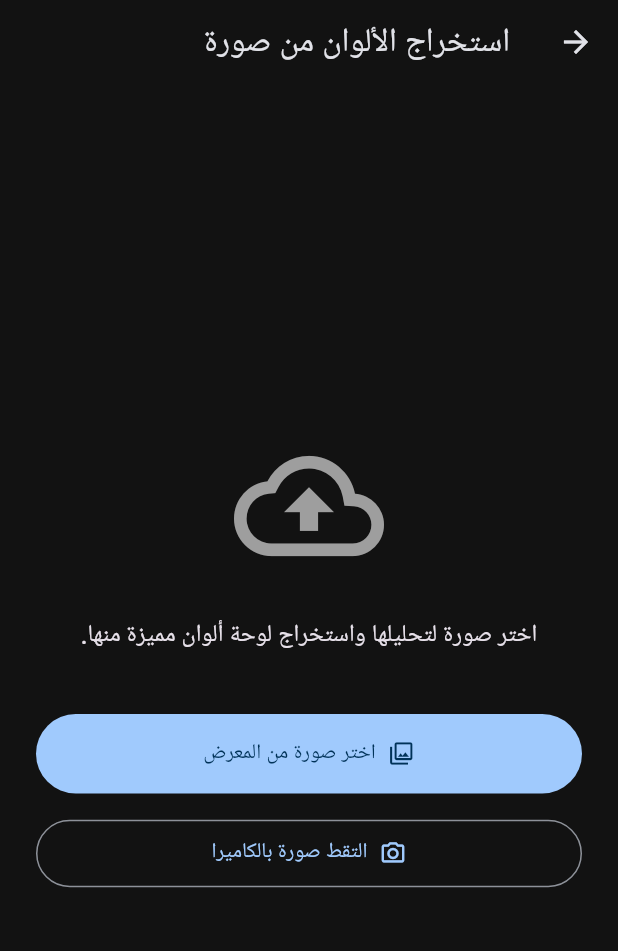
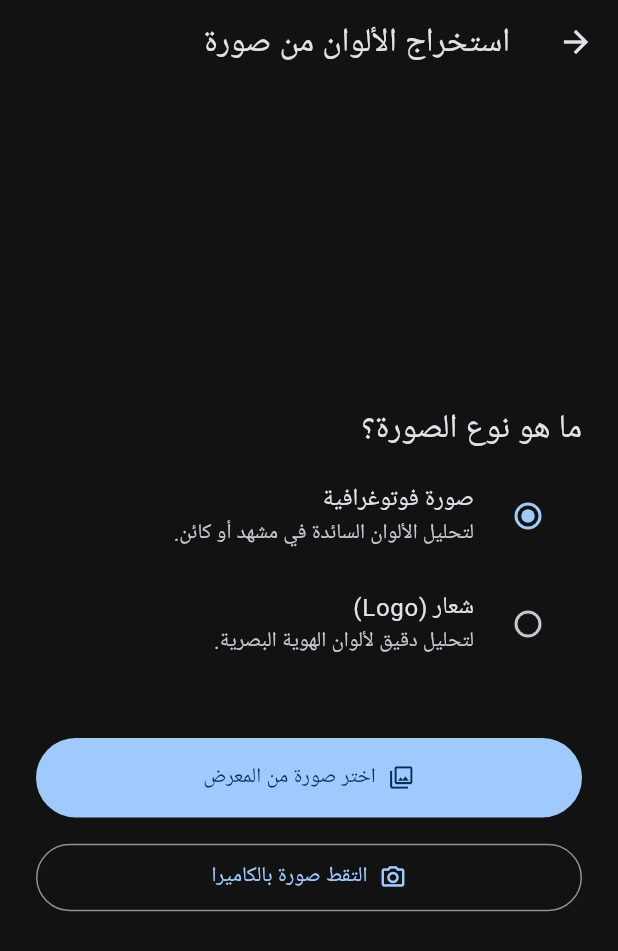
Before and after one commit to AnmarSammour/Flutter-projects, a Flutter app: the UploadScreen screen opened directly, on a phone screen of 412 x 824 dp. Shown: the top 951 px of the screen. Run offline on Flutter 3.47's test engine with Material 3 defaults, Android fonts, the phone set to English and light mode, and no system bars; our stand-ins replace flutter_colorpicker, flutter_riverpod, google_generative_ai, hive, hive_flutter, image_picker; accounts and stored records are empty; network calls fail.

Commit message:
feat: Add logo critique to image analysis

```diff
--- a/ai_palette_generator/lib/controllers/palette_generator_controller.dart
+++ b/ai_palette_generator/lib/controllers/palette_generator_controller.dart
@@ -2,7 +2,7 @@ import 'dart:convert';
 import 'package:flutter/material.dart';
 import 'package:flutter_riverpod/flutter_riverpod.dart';
 import 'package:http/http.dart'
-    as http; // هذه المكتبة لا تزال مستخدمة للتوليد العشوائي ومن لون أساسي
+    as http;
 import 'package:ai_palette_generator/models/color_palette.dart';
 import 'package:ai_palette_generator/models/industry_type.dart';
 import 'package:ai_palette_generator/services/industry_palette_service.dart';
--- a/ai_palette_generator/lib/localization/app_local.dart
+++ b/ai_palette_generator/lib/localization/app_local.dart
@@ -84,6 +84,16 @@ class AppLocal {
     'alignLinearTopBottom': 'خطي (من الأعلى للأسفل)',
     'alignLinearTopLeftBottomRight': 'خطي (مائل من الأعلى يسار)',
     'alignLinearBottomLeftTopRight': 'خطي (مائل من الأسفل يسار)',
+    'imageTypeTitle': 'ما هو نوع الصورة؟',
+    'imageTypePhoto': 'صورة فوتوغرافية',
+    'imageTypePhotoDesc': 'لتحليل الألوان السائدة في مشهد أو كائن.',
+    'imageTypeLogo': 'شعار (Logo)',
+    'imageTypeLogoDesc': 'لتحليل دقيق لألوان الهوية البصرية.',
+    'logoContextLabel': 'صف استخدام الشعار (اختياري)',
+    'logoContextHint': 'مثال: تطبيق بنكي، متجر إلكتروني...',
+    'startOver': 'البدء من جديد',
+    'logoCritiqueTitle': 'تقييم الشعار',
+    'colorAnalysisTitle': 'تحليل الألوان',
   };
 
   // --- ENGLISH ---
@@ -163,6 +173,16 @@ class AppLocal {
     'alignLinearTopBottom': 'Linear (Top to Bottom)',
     'alignLinearTopLeftBottomRight': 'Linear (Top-Left to Bottom-Right)',
     'alignLinearBottomLeftTopRight': 'Linear (Bottom-Left to Top-Right)',
+    'imageTypeTitle': 'What is the image type?',
+    'imageTypePhoto': 'Photograph',
+    'imageTypePhotoDesc': 'To analyze dominant colors in a scene or object.',
+    'imageTypeLogo': 'Logo',
+    'imageTypeLogoDesc': 'For precise analysis of brand identity colors.',
+    'logoContextLabel': 'Describe the logo\'s use (optional)',
+    'logoContextHint': 'e.g., banking app, e-commerce store...',
+    'startOver': 'Start Over',
+    'logoCritiqueTitle': 'Logo Critique',
+    'colorAnalysisTitle': 'Color Analysis',
   };
 
   static final Map<String, Map<String, String>> _localizedValues = {
@@ -310,6 +330,25 @@ class AppLocal {
       _localizedValues[locale.languageCode]!['alignLinearTopLeftBottomRight']!;
   String get alignLinearBottomLeftTopRight =>
       _localizedValues[locale.languageCode]!['alignLinearBottomLeftTopRight']!;
+  String get imageTypeTitle =>
+      _localizedValues[locale.languageCode]!['imageTypeTitle']!;
+  String get imageTypePhoto =>
+      _localizedValues[locale.languageCode]!['imageTypePhoto']!;
+  String get imageTypePhotoDesc =>
+      _localizedValues[locale.languageCode]!['imageTypePhotoDesc']!;
+  String get imageTypeLogo =>
+      _localizedValues[locale.languageCode]!['imageTypeLogo']!;
+  String get imageTypeLogoDesc =>
+      _localizedValues[locale.languageCode]!['imageTypeLogoDesc']!;
+  String get logoContextLabel =>
+      _localizedValues[locale.languageCode]!['logoContextLabel']!;
+  String get logoContextHint =>
+      _localizedValues[locale.languageCode]!['logoContextHint']!;
+  String get startOver => _localizedValues[locale.languageCode]!['startOver']!;
+  String get logoCritiqueTitle =>
+      _localizedValues[locale.languageCode]!['logoCritiqueTitle']!;
+  String get colorAnalysisTitle =>
+      _localizedValues[locale.languageCode]!['colorAnalysisTitle']!;
 }
 
 // Delegate class
--- a/ai_palette_generator/lib/models/color_adapter.dart
+++ b/ai_palette_generator/lib/models/color_adapter.dart
@@ -13,7 +13,6 @@ class ColorAdapter extends TypeAdapter<Color> {
 
   @override
   void write(BinaryWriter writer, Color obj) {
-    // اكتب القيمة الرقمية للون
     writer.writeInt(obj.value);
   }
 }
--- a/ai_palette_generator/lib/services/ai_palette_service.dart
+++ b/ai_palette_generator/lib/services/ai_palette_service.dart
@@ -4,15 +4,32 @@ import 'package:flutter/material.dart';
 import 'package:google_generative_ai/google_generative_ai.dart';
 import 'api_secrets.dart';
 
+class ColorAnalysis {
+  final String hex;
+  final Color color;
+  final String name;
+  final String usageSuggestion;
+  final List<Color> shades;
+
+  ColorAnalysis({
+    required this.hex,
+    required this.color,
+    required this.name,
+    required this.usageSuggestion,
+    required this.shades,
+  });
+}
+
 class ImageAnalysisResult {
-  final List<Color> palette;
-  final String analysis;
+  final List<ColorAnalysis> palette;
+  final String? logoCritique;
 
-  ImageAnalysisResult({required this.palette, required this.analysis});
+  ImageAnalysisResult({required this.palette, this.logoCritique});
 }
 
 class AiPaletteService {
   final GenerativeModel _textModel;
+
   final GenerativeModel _visionModel;
 
   AiPaletteService()
@@ -23,6 +40,9 @@ class AiPaletteService {
       _visionModel = GenerativeModel(
         model: 'gemini-1.5-flash',
         apiKey: geminiApiKey,
+        generationConfig: GenerationConfig(
+          maxOutputTokens: 4096,
+        ),
       );
 
   Color _hexToColor(String hex) {
@@ -74,24 +94,47 @@ class AiPaletteService {
     );
   }
 
-  Future<ImageAnalysisResult> getPaletteFromImage(
-    Uint8List imageBytes, {
+  Future<ImageAnalysisResult> getPaletteFromImage({
+    required Uint8List imageBytes,
     required String languageCode,
+    required String imageType,
+    String? contextDescription,
   }) async {
     final String languageName = languageCode == 'ar' ? 'Arabic' : 'English';
 
+    final String logoCritiquePrompt = imageType == 'logo'
+        ? '''
+      "logoCritique": {
+        "isSuitable": A boolean (true/false) indicating if the image is a good logo.
+        "critique": A short, constructive paragraph in **$languageName** that critiques the logo. If it's good, explain why. If it's not (e.g., too complex, poor colors), explain why and provide specific, actionable suggestions for improvement.
+      },
+    '''
+        : '';
+
     final prompt = TextPart('''
-      Analyze this image as an expert UI/UX designer. Your task is to generate a harmonious 5-color palette suitable for a mobile app, based on the image's content, mood, and subject.
+      Analyze this image as an expert brand identity designer and color theorist.
+      The user has specified this image is a: **$imageType**.
+      ${contextDescription != null && contextDescription.isNotEmpty ? "User context: '$contextDescription'." : ""}
 
-      Your response MUST be a single, valid JSON object with two keys:
-      1. "palette": An array of exactly 5 strings, where each string is a hex color code.
-      2. "analysis": A short, one-paragraph string written in **$languageName** explaining why you chose these colors and how they can be used (e.g., for primary buttons, background, text).
+      Your response MUST be a single, valid JSON object with the following structure:
+      {
+        $logoCritiquePrompt
+        "palette": [
+          // An array of color analysis objects
+        ]
+      }
 
-      Example response if the language is English:
+      For the "palette" array, extract the **actual, dominant colors** from the image. For each color, create an object with this structure:
       {
-        "palette": ["#1A2B3C", "#D4E5F6", "#FFC107", "#607D8B", "#FFFFFF"],
-        "analysis": "This palette was chosen to reflect the professional atmosphere in the image. The dark blue is ideal as a primary color for buttons, while white provides a clean background. The yellow acts as an accent to draw attention."
+        "hex": The hex color code string.
+        "name": A short, descriptive name for the color in **$languageName**.
+        "usageSuggestion": A concise, one-sentence suggestion in **$languageName** on how this color could be used in an app UI, considering the user's context if provided.
+        "shades": An array of exactly 3 hex strings: a darker shade, the original color, and a lighter tint.
       }
+
+      - **Crucially, if the image type is 'logo'**: Your `logoCritique` must be honest and professional. Assess its simplicity, memorability, and color harmony.
+      - Do NOT invent colors. Extract only what is present.
+      - The entire response must be valid JSON. Do not include any extra text or markdown.
     ''');
 
     final imagePart = DataPart('image/jpeg', imageBytes);
@@ -111,16 +154,35 @@ class AiPaletteService {
           cleanedJsonString,
         );
 
-        final List<dynamic> hexCodes = jsonResponse['palette'];
-        final String analysisText = jsonResponse['analysis'];
+        String? critiqueText;
+        if (jsonResponse.containsKey('logoCritique')) {
+          critiqueText = jsonResponse['logoCritique']['critique'];
+        }
 
-        final colors = hexCodes
-            .map((hex) => _hexToColor(hex.toString()))
-            .toList();
+        final List<dynamic> paletteData = jsonResponse['palette'];
+        final List<ColorAnalysis> analyzedPalette = paletteData.map((
+          colorData,
+        ) {
+          final List<Color> colorShades = (colorData['shades'] as List)
+              .map((hex) => _hexToColor(hex.toString()))
+              .toList();
 
-        return ImageAnalysisResult(palette: colors, analysis: analysisText);
-      } catch (e) {
+          return ColorAnalysis(
+            hex: colorData['hex'],
+            color: _hexToColor(colorData['hex']),
+            name: colorData['name'],
+            usageSuggestion: colorData['usageSuggestion'],
+            shades: colorShades,
+          );
+        }).toList();
+
+        return ImageAnalysisResult(
+          palette: analyzedPalette,
+          logoCritique: critiqueText,
+        );
+      } catch (e, s) {
         debugPrint('Error parsing Gemini vision response: $e');
+        debugPrint('Stacktrace: $s');
         throw Exception('Failed to parse AI response from image.');
       }
     }
--- a/ai_palette_generator/lib/views/screens/favorites_screen.dart
+++ b/ai_palette_generator/lib/views/screens/favorites_screen.dart
@@ -35,10 +35,9 @@ class FavoritesScreen extends ConsumerWidget {
     return Scaffold(
       appBar: AppBar(
         title: Text(l10n.navFavorites),
-        // ...
       ),
       body: allFavorites.isEmpty
-          ? Center(/* ... واجهة المستخدم الفارغة ... */)
+          ? Center()
           : ListView.builder(
               padding: const EdgeInsets.all(16.0),
               itemCount: allFavorites.length,
--- a/ai_palette_generator/lib/views/screens/upload_screen.dart
+++ b/ai_palette_generator/lib/views/screens/upload_screen.dart
@@ -6,19 +6,25 @@ import 'package:ai_palette_generator/localization/app_local.dart';
 import 'package:ai_palette_generator/services/ai_palette_service.dart';
 import 'package:ai_palette_generator/views/widgets/color_strip.dart';
 
+final _imageUploadStateProvider =
+    StateProvider<({String imageType, String description})>(
+      (ref) => (imageType: 'photo', description: ''),
+    );
+
 final imagePaletteProvider = StateNotifierProvider.autoDispose
     .family<ImagePaletteNotifier, AsyncValue<ImageAnalysisResult?>, String>((
       ref,
-      languageCode,
+      lang,
     ) {
-      return ImagePaletteNotifier(languageCode: languageCode);
+      return ImagePaletteNotifier(ref: ref, languageCode: lang);
     });
 
 class ImagePaletteNotifier
     extends StateNotifier<AsyncValue<ImageAnalysisResult?>> {
   final String languageCode;
+  final Ref ref;
 
-  ImagePaletteNotifier({required this.languageCode})
+  ImagePaletteNotifier({required this.ref, required this.languageCode})
     : super(const AsyncValue.data(null));
 
   final ImagePicker _picker = ImagePicker();
@@ -34,9 +40,12 @@ class ImagePaletteNotifier
       );
       if (imageFile != null) {
         final Uint8List imageBytes = await imageFile.readAsBytes();
+        final uploadState = ref.read(_imageUploadStateProvider);
         final ImageAnalysisResult result = await _aiService.getPaletteFromImage(
-          imageBytes,
+          imageBytes: imageBytes,
           languageCode: languageCode,
+          imageType: uploadState.imageType,
+          contextDescription: uploadState.description,
         );
         state = AsyncValue.data(result);
       } else {
@@ -62,6 +71,24 @@ class UploadScreen extends ConsumerWidget {
         title: Text(l10n.uploadScreenTitle),
         backgroundColor: Theme.of(context).scaffoldBackgroundColor,
         elevation: 0,
+        actions: [
+          paletteState.maybeWhen(
+            data: (d) => d != null
+                ? IconButton(
+                    icon: const Icon(Icons.refresh),
+                    tooltip: l10n.startOver,
+                    onPressed: () {
+                      ref.invalidate(imagePaletteProvider(currentLocale));
+                      ref.read(_imageUploadStateProvider.notifier).state = (
+                        imageType: 'photo',
+                        description: '',
+                      );
+                    },
+                  )
+                : const SizedBox.shrink(),
+            orElse: () => const SizedBox.shrink(),
+          ),
+        ],
       ),
       body: Center(
         child: paletteState.when(
@@ -89,6 +116,7 @@ class UploadScreen extends ConsumerWidget {
                 Text(
                   l10n.uploadError,
                   style: Theme.of(context).textTheme.titleLarge,
+                  textAlign: TextAlign.center,
                 ),
                 const SizedBox(height: 8),
                 Text(err.toString(), textAlign: TextAlign.center),
@@ -106,23 +134,50 @@ class UploadScreen extends ConsumerWidget {
     String languageCode,
   ) {
     final l10n = AppLocal.of(context);
-    return Padding(
+    final uploadState = ref.watch(_imageUploadStateProvider);
+
+    return SingleChildScrollView(
       padding: const EdgeInsets.all(24.0),
       child: Column(
         mainAxisAlignment: MainAxisAlignment.center,
         crossAxisAlignment: CrossAxisAlignment.stretch,
         children: [
-          const Icon(
-            Icons.cloud_upload_outlined,
-            size: 100,
-            color: Colors.grey,
+          Text(
+            l10n.imageTypeTitle,
+            style: Theme.of(context).textTheme.titleLarge,
           ),
-          const SizedBox(height: 24),
-          Text(
-            l10n.uploadInstructions,
-            style: Theme.of(context).textTheme.titleMedium,
-            textAlign: TextAlign.center,
+          const SizedBox(height: 8),
+          RadioListTile<String>(
+            title: Text(l10n.imageTypePhoto),
+            subtitle: Text(l10n.imageTypePhotoDesc),
+            value: 'photo',
+            groupValue: uploadState.imageType,
+            onChanged: (v) => ref
+                .read(_imageUploadStateProvider.notifier)
+                .update((s) => (imageType: v!, description: s.description)),
           ),
+          RadioListTile<String>(
+            title: Text(l10n.imageTypeLogo),
+            subtitle: Text(l10n.imageTypeLogoDesc),
+            value: 'logo',
+            groupValue: uploadState.imageType,
+            onChanged: (v) => ref
+                .read(_imageUploadStateProvider.notifier)
+                .update((s) => (imageType: v!, description: s.description)),
+          ),
+          if (uploadState.imageType == 'logo') ...[
+            const SizedBox(height: 16),
+            TextField(
+              onChanged: (v) => ref
+                  .read(_imageUploadStateProvider.notifier)
+                  .update((s) => (imageType: s.imageType, description: v)),
+              decoration: InputDecoration(
+                labelText: l10n.logoContextLabel,
+                hintText: l10n.logoContextHint,
+                border: const OutlineInputBorder(),
+              ),
+            ),
+          ],
           const SizedBox(height: 40),
           FilledButton.icon(
             icon: const Icon(Icons.photo_library_outlined),
@@ -152,81 +207,72 @@ class UploadScreen extends ConsumerWidget {
 
   Widget _buildResultUI(BuildContext context, ImageAnalysisResult result) {
     final l10n = AppLocal.of(context);
-    final colors = result.palette;
+    final theme = Theme.of(context);
 
-    final extractedColorsWidget = Column(
+    return ListView(
+      padding: const EdgeInsets.all(16.0),
+      children: [
+        if (result.logoCritique != null) ...[
+          Text(l10n.logoCritiqueTitle, style: theme.textTheme.headlineSmall),
+          const SizedBox(height: 8),
+          Container(
+            padding: const EdgeInsets.all(16.0),
+            decoration: BoxDecoration(
+              color: theme.cardColor,
+              borderRadius: BorderRadius.circular(12),
+              border: Border.all(color: Colors.blueAccent.withOpacity(0.5)),
+            ),
+            child: Text(
+              result.logoCritique!,
+              style: theme.textTheme.bodyLarge?.copyWith(height: 1.6),
+            ),
+          ),
+          const SizedBox(height: 32),
+        ],
+
+        Text(l10n.colorAnalysisTitle, style: theme.textTheme.headlineSmall),
+        const SizedBox(height: 16),
+        ListView.separated(
+          shrinkWrap: true,
+          physics:
+              const NeverScrollableScrollPhysics(),
+          itemCount: result.palette.length,
+          separatorBuilder: (context, index) => const Divider(height: 32),
+          itemBuilder: (context, index) {
+            final analysis = result.palette[index];
+            return Column(
               crossAxisAlignment: CrossAxisAlignment.start,
               children: [
                 Text(
-          l10n.extractedColors,
-          style: Theme.of(context).textTheme.titleLarge,
+                  '${analysis.name} (${analysis.hex})',
+                  style: theme.textTheme.titleLarge,
                 ),
-        const SizedBox(height: 12),
+                const SizedBox(height: 8),
+                Text(
+                  analysis.usageSuggestion,
+                  style: theme.textTheme.bodyLarge?.copyWith(
+                    color: Colors.white70,
+                  ),
+                ),
+                const SizedBox(height: 16),
                 ClipRRect(
-          borderRadius: BorderRadius.circular(12.0),
-          child: Column(
-            mainAxisSize: MainAxisSize.min,
-            children: [
-              for (var color in colors)
-                SizedBox(height: 60, child: ColorStrip(color: color)),
-            ],
+                  borderRadius: BorderRadius.circular(8),
+                  child: Row(
+                    children: analysis.shades.map((color) {
+                      return Expanded(
+                        child: SizedBox(
+                          height: 60,
+                          child: ColorStrip(color: color),
+                        ),
+                      );
+                    }).toList(),
                   ),
                 ),
               ],
             );
-
-    final analysisWidget = Column(
-      crossAxisAlignment: CrossAxisAlignment.start,
-      children: [
-        Text(
-          l10n.suggestedPalette,
-          style: Theme.of(context).textTheme.titleLarge,
-        ),
-        const SizedBox(height: 12),
-        Container(
-          padding: const EdgeInsets.all(16.0),
-          decoration: BoxDecoration(
-            color: Theme.of(context).cardColor,
-            borderRadius: BorderRadius.circular(12),
-          ),
-          child: Text(
-            result.analysis,
-            style: Theme.of(
-              context,
-            ).textTheme.bodyLarge?.copyWith(height: 1.5, color: Colors.white70),
-          ),
+          },
         ),
       ],
     );
-
-    return LayoutBuilder(
-      builder: (context, constraints) {
-        if (constraints.maxWidth > 650) {
-          return Padding(
-            padding: const EdgeInsets.all(24.0),
-            child: Row(
-              crossAxisAlignment: CrossAxisAlignment.start,
-              children: [
-                Expanded(flex: 2, child: extractedColorsWidget),
-                const SizedBox(width: 24),
-                Expanded(
-                  flex: 3,
-                  child: SingleChildScrollView(child: analysisWidget),
-                ),
-              ],
-            ),
-          );
-        } else {
-          return ListView(
-            padding: const EdgeInsets.all(16.0),
-            children: [
-              extractedColorsWidget,
-              const SizedBox(height: 24),
-              analysisWidget,
-            ],
-          );
-        }
-      },
-    );
   }
 }
--- a/ai_palette_generator/lib/views/widgets/color_strip.dart
+++ b/ai_palette_generator/lib/views/widgets/color_strip.dart
@@ -17,7 +17,6 @@ class ColorStrip extends StatelessWidget {
         ? Colors.black
         : Colors.white;
 
-    // --- التصحيح: إزالة Expanded ---
     return GestureDetector(
       onTap: () {
         Clipboard.setData(ClipboardData(text: hexCode));
@@ -29,8 +28,8 @@ class ColorStrip extends StatelessWidget {
         );
       },
       child: Container(
-        height: height, // استخدام الارتفاع إذا تم تحديده
-        width: double.infinity, // تأكد من أنه يملأ العرض
+        height: height,
+        width: double.infinity,
         color: color,
         child: Center(
           child: Text(
```
Also changed, not shown: ai_palette_generator/lib/views/widgets/favorite_gradient_card.dart (+4 -12 lines). Lines whose indentation alone changed are shown as unchanged.
